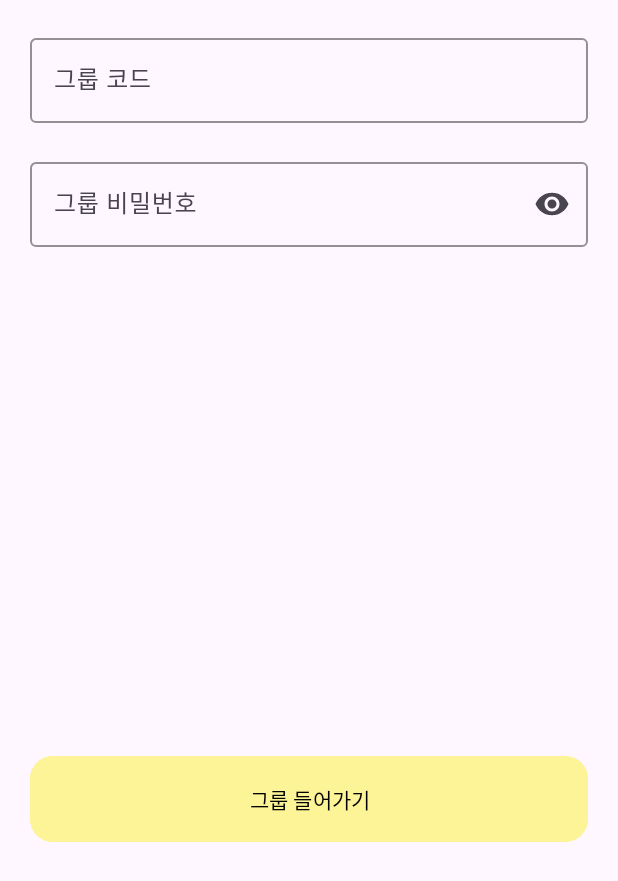
After one commit to AOS3/AOS3-FinalProject-ggiriggiri-friends, an Android app: the fragment JoinGroupFragment placed in its activity, on a phone screen of 412 x 824 dp. The commit adds this screen. Shown: the top 881 px of the screen. Run offline under Robolectric (Android 15) with nearby library versions, the phone set to English and light mode, and no system bars; 1 statement that could not run was skipped.

Commit message:
Feat Group, Docs style,

```diff
--- a/app/build.gradle.kts
+++ b/app/build.gradle.kts
@@ -50,4 +50,7 @@ dependencies {
     testImplementation(libs.junit)
     androidTestImplementation(libs.androidx.junit)
     androidTestImplementation(libs.androidx.espresso.core)
+
+    implementation("androidx.viewpager2:viewpager2:1.1.0")
+    implementation("com.google.android.material:material:1.9.0")
 }
--- a/app/src/main/AndroidManifest.xml
+++ b/app/src/main/AndroidManifest.xml
@@ -13,7 +13,7 @@
         android:theme="@style/Theme.Finalproject_ggiriggiri_friends"
         tools:targetApi="31">
         <activity
-            android:name=".LoginActivity"
+            android:name=".GroupActivity"
             android:exported="true">
             <intent-filter>
                 <action android:name="android.intent.action.MAIN" />
--- a/app/src/main/java/com/friends/ggiriggiri/GroupActivity.kt
+++ b/app/src/main/java/com/friends/ggiriggiri/GroupActivity.kt
@@ -5,16 +5,30 @@ import androidx.activity.enableEdgeToEdge
 import androidx.appcompat.app.AppCompatActivity
 import androidx.core.view.ViewCompat
 import androidx.core.view.WindowInsetsCompat
+import com.friends.ggiriggiri.databinding.ActivityGroupBinding
+import com.friends.ggiriggiri.ui.second.group.GroupFragment
 
 class GroupActivity : AppCompatActivity() {
+
+    private lateinit var activityGroupBinding: ActivityGroupBinding
+
     override fun onCreate(savedInstanceState: Bundle?) {
         super.onCreate(savedInstanceState)
         enableEdgeToEdge()
-        setContentView(R.layout.activity_group)
-        ViewCompat.setOnApplyWindowInsetsListener(findViewById(R.id.main)) { v, insets ->
-            val systemBars = insets.getInsets(WindowInsetsCompat.Type.systemBars())
-            v.setPadding(systemBars.left, systemBars.top, systemBars.right, systemBars.bottom)
-            insets
+
+        activityGroupBinding =ActivityGroupBinding.inflate(layoutInflater)
+        setContentView(activityGroupBinding.root)
+
+//        ViewCompat.setOnApplyWindowInsetsListener(findViewById(R.id.main)) { v, insets ->
+//            val systemBars = insets.getInsets(WindowInsetsCompat.Type.systemBars())
+//            v.setPadding(systemBars.left, systemBars.top, systemBars.right, systemBars.bottom)
+//            insets
+//        }
+
+        if (savedInstanceState == null) {
+            supportFragmentManager.beginTransaction()
+                .replace(R.id.fragmentGroupActivity, GroupFragment())
+                .commit()
         }
     }
 }
--- /dev/null
+++ b/app/src/main/java/com/friends/ggiriggiri/ui/adapter/GroupPagerAdapter.kt
@@ -0,0 +1,19 @@
+package com.friends.ggiriggiri.ui.adapter
+
+import androidx.fragment.app.Fragment
+import androidx.viewpager2.adapter.FragmentStateAdapter
+import com.friends.ggiriggiri.ui.second.joingroup.JoinGroupFragment
+import com.friends.ggiriggiri.ui.second.makegroup.MakeGroupFragment
+
+class GroupPagerAdapter(activity: Fragment) : FragmentStateAdapter(activity){
+    override fun getItemCount(): Int = 2
+
+    override fun createFragment(position: Int): Fragment {
+        return when(position) {
+            0 -> MakeGroupFragment()
+            1 -> JoinGroupFragment()
+            else -> throw IllegalArgumentException("Invalid position: $position")
+        }
+    }
+
+}
--- /dev/null
+++ b/app/src/main/java/com/friends/ggiriggiri/ui/second/group/GroupFragment.kt
@@ -0,0 +1,76 @@
+package com.friends.ggiriggiri.ui.second.group
+
+import android.os.Bundle
+import androidx.fragment.app.Fragment
+import android.view.LayoutInflater
+import android.view.View
+import android.view.ViewGroup
+import com.friends.ggiriggiri.R
+import com.friends.ggiriggiri.databinding.FragmentGroupBinding
+import com.friends.ggiriggiri.ui.adapter.GroupPagerAdapter
+import com.friends.ggiriggiri.ui.custom.CustomDialog
+import com.google.android.material.tabs.TabLayoutMediator
+
+
+class GroupFragment : Fragment() {
+
+    lateinit var fragmentGroupBinding: FragmentGroupBinding
+    override fun onCreateView(inflater: LayoutInflater, container: ViewGroup?, savedInstanceState: Bundle?): View? {
+        fragmentGroupBinding = FragmentGroupBinding.inflate(inflater, container, false)
+
+        settingToolbarGroup()
+
+        settingViewPager()
+
+        return fragmentGroupBinding.root
+    }
+
+    // Toolbar_Group
+    private fun settingToolbarGroup(){
+        fragmentGroupBinding.apply {
+            toolbarGroup.setTitle("끼리끼리")
+            toolbarGroup.setNavigationIcon(R.drawable.ic_arrow_back_ios)
+            toolbarGroup.setNavigationOnClickListener {
+                backCustomDialog()
+            }
+        }
+    }
+
+    // ViewPager2 설정
+    private fun settingViewPager(){
+        val adapter = GroupPagerAdapter(this)
+        fragmentGroupBinding.view2.adapter = adapter
+
+        // TabLayout과 ViewPager2 동기화
+        TabLayoutMediator(fragmentGroupBinding.tabLayoutGroup, fragmentGroupBinding.view2) { tab, position ->
+            tab.text = when (position) {
+                0 -> "그룹 만들기"
+                1 -> "그룹 들어가기"
+                else -> ""
+            }
+        }.attach()
+    }
+
+    override fun onDestroyView() {
+        super.onDestroyView()
+        fragmentGroupBinding = null!!
+    }
+
+    // 뒤로가기 커스텀 다이얼로그
+    private fun backCustomDialog(){
+        val dialog = CustomDialog(
+            context = requireContext(),
+            contentText = "로그인 화면으로 이동하시겠습니까?",
+            icon = R.drawable.ic_error, // 아이콘 리소스
+            positiveText = "확인",
+            onPositiveClick = {
+
+            },
+            negativeText = "취소",
+            onNegativeClick = {
+
+            }
+        )
+        dialog.showCustomDialog()
+    }
+}
--- /dev/null
+++ b/app/src/main/java/com/friends/ggiriggiri/ui/second/joingroup/JoinGroupFragment.kt
@@ -0,0 +1,66 @@
+package com.friends.ggiriggiri.ui.second.joingroup
+
+import android.os.Bundle
+import androidx.fragment.app.Fragment
+import android.view.LayoutInflater
+import android.view.View
+import android.view.ViewGroup
+import com.friends.ggiriggiri.R
+import com.friends.ggiriggiri.databinding.FragmentJoinGroupBinding
+import com.friends.ggiriggiri.ui.custom.CustomDialog
+
+class JoinGroupFragment : Fragment() {
+
+    lateinit var fragmentJoinGroupBinding: FragmentJoinGroupBinding
+
+    override fun onCreateView(inflater: LayoutInflater, container: ViewGroup?, savedInstanceState: Bundle?): View? {
+        fragmentJoinGroupBinding = FragmentJoinGroupBinding.inflate(inflater, container, false)
+
+        enterGroup()
+        // Inflate the layout for this fragment
+        return fragmentJoinGroupBinding.root
+    }
+
+    private fun enterGroup(){
+        fragmentJoinGroupBinding.apply {
+            btnJoinGroupJoin.setOnClickListener {
+                // 유효성 검사
+
+                // 그룹 코드가 비어있으면
+                if(tfJoinGroupCode.editText?.text.toString().isEmpty()){
+                    tfJoinGroupCode.error = "그룹 코드를 입력해주세요."
+                    return@setOnClickListener
+                } else {
+                    tfJoinGroupCode.helperText = " "
+                }
+
+                // 비밀번호가 비어있으면
+                if(tfJoinGroupPassword.editText?.text.toString().isEmpty()){
+                    tfJoinGroupPassword.error = "비밀번호를 입력해주세요."
+                    return@setOnClickListener
+                } else {
+                    tfJoinGroupPassword.helperText = " "
+                }
+
+                // 일단 예시로 실패
+                noInfoGroupDialog()
+            }
+        }
+    }
+
+    // 해당 정보를 가진 그룹이 없는 다이얼로그
+    private fun noInfoGroupDialog(){
+        val dialog = CustomDialog(
+            context = requireContext(),
+            contentText = "해당 정보를 가진 그룹이 없습니다.",
+            icon = R.drawable.ic_error, // 아이콘 리소스
+            positiveText = "확인",
+            onPositiveClick = {
+                // 확인 누를시 작동
+            },
+        )
+        dialog.showCustomDialog()
+    }
+
+
+}
--- a/app/src/main/res/layout/activity_group.xml
+++ b/app/src/main/res/layout/activity_group.xml
@@ -1,6 +1,11 @@
 <?xml version="1.0" encoding="utf-8"?>
-<androidx.constraintlayout.widget.ConstraintLayout xmlns:android="http://schemas.android.com/apk/res/android"
+<LinearLayout xmlns:android="http://schemas.android.com/apk/res/android"
     android:layout_width="match_parent"
-    android:layout_height="match_parent">
+    android:layout_height="match_parent"
+    android:orientation="vertical">
 
-</androidx.constraintlayout.widget.ConstraintLayout>
+    <androidx.fragment.app.FragmentContainerView
+        android:id="@+id/fragmentGroupActivity"
+        android:layout_width="match_parent"
+        android:layout_height="match_parent" />
+</LinearLayout>
--- /dev/null
+++ b/app/src/main/res/layout/fragment_join_group.xml
@@ -0,0 +1,78 @@
+<?xml version="1.0" encoding="utf-8"?>
+<LinearLayout xmlns:android="http://schemas.android.com/apk/res/android"
+    xmlns:app="http://schemas.android.com/apk/res-auto"
+    xmlns:tools="http://schemas.android.com/tools"
+    android:layout_width="match_parent"
+    android:layout_height="match_parent"
+    android:orientation="vertical"
+    tools:context=".ui.second.joingroup.JoinGroupFragment" >
+
+    <androidx.constraintlayout.widget.ConstraintLayout
+        android:layout_width="match_parent"
+        android:layout_height="match_parent">
+
+        <LinearLayout
+            android:id="@+id/linearLayout2"
+            android:layout_width="match_parent"
+            android:layout_height="match_parent"
+            android:orientation="vertical"
+            android:padding="20dp"
+            app:layout_constraintBottom_toBottomOf="parent"
+            app:layout_constraintEnd_toEndOf="parent"
+            app:layout_constraintStart_toStartOf="parent"
+            app:layout_constraintTop_toTopOf="parent">
+
+            <com.google.android.material.textfield.TextInputLayout
+                android:id="@+id/tfJoinGroupCode"
+                android:layout_width="match_parent"
+                android:layout_height="wrap_content"
+                android:hint="그룹 코드"
+                app:boxStrokeColor="@color/black"
+                app:cursorColor="#FDF497"
+                app:endIconMode="clear_text"
+                app:helperText=" "
+                app:hintTextColor="@color/black">
+
+                <com.google.android.material.textfield.TextInputEditText
+                    android:layout_width="match_parent"
+                    android:layout_height="wrap_content"
+                    android:digits="abcdefghijklmnopqrstuvwxyz0123456789"
+                    android:singleLine="true" />
+            </com.google.android.material.textfield.TextInputLayout>
+
+            <com.google.android.material.textfield.TextInputLayout
+                android:id="@+id/tfJoinGroupPassword"
+                android:layout_width="match_parent"
+                android:layout_height="wrap_content"
+                android:hint="그룹 비밀번호"
+                app:boxStrokeColor="@color/black"
+                app:cursorColor="#FDF497"
+                app:endIconMode="password_toggle"
+                app:helperText=" "
+                app:hintTextColor="@color/black">
+
+                <com.google.android.material.textfield.TextInputEditText
+                    android:layout_width="match_parent"
+                    android:layout_height="wrap_content"
+                    android:digits="abcdefghijklmnopqrstuvwxyz0123456789!@#$%"
+                    android:inputType="text|textPassword"
+                    android:singleLine="true" />
+            </com.google.android.material.textfield.TextInputLayout>
+        </LinearLayout>
+
+        <Button
+            android:id="@+id/btnJoinGroupJoin"
+            android:layout_width="0dp"
+            android:layout_height="65dp"
+            android:layout_marginStart="20dp"
+            android:layout_marginTop="500dp"
+            android:layout_marginEnd="20dp"
+            android:backgroundTint="#FDF497"
+            android:text="그룹 들어가기"
+            android:textColor="@color/black"
+            app:cornerRadius="15dp"
+            app:layout_constraintEnd_toEndOf="parent"
+            app:layout_constraintStart_toStartOf="parent"
+            app:layout_constraintTop_toTopOf="@+id/linearLayout2" />
+    </androidx.constraintlayout.widget.ConstraintLayout>
+</LinearLayout>
--- a/app/src/main/res/values/strings.xml
+++ b/app/src/main/res/values/strings.xml
@@ -1,3 +1,5 @@
 <resources>
     <string name="app_name">finalproject_ggiriggiri_friends</string>
+    <!-- TODO: Remove or change this placeholder text -->
+    <string name="hello_blank_fragment">Hello blank fragment</string>
 </resources>
```
Also changed, not shown: app/src/main/java/com/friends/ggiriggiri/ui/second/makegroup/MakeGroupFragment.kt (added, +120 -0 lines), app/src/main/res/layout/dialog_custom.xml (+10 -8 lines), app/src/main/res/layout/fragment_group.xml (added, +36 -0 lines), app/src/main/res/layout/fragment_make_group.xml (added, +136 -0 lines), app/src/main/res/values/colors.xml (+13 -0 lines).
